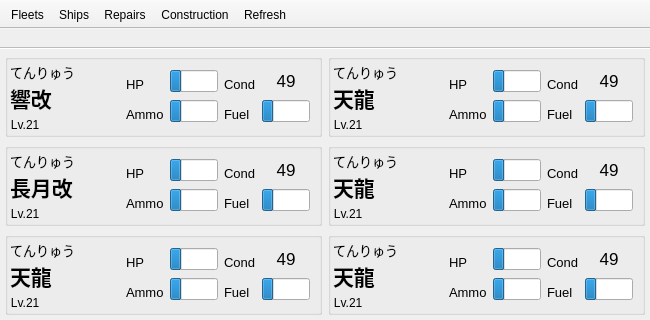
Old version of the form KCMainWindow.ui in the repository KanColleTool/kct-tool.
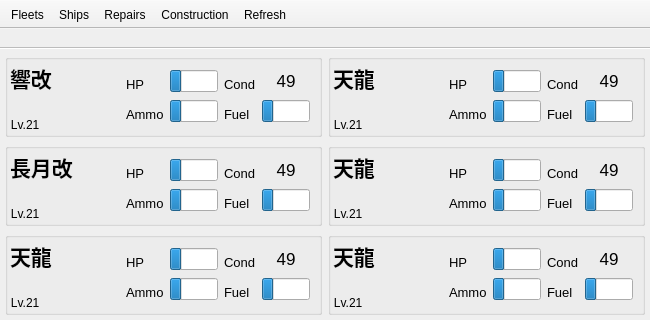
New version of the form. The open tabs and pages were chosen to show the change.

```diff
--- a/KCMainWindow.ui
+++ b/KCMainWindow.ui
@@ -124,25 +124,6 @@
                 <property name="spacing">
                  <number>0</number>
                 </property>
-                <item>
-                 <widget class="QLabel" name="fleetReading2">
-                  <property name="sizePolicy">
-                   <sizepolicy hsizetype="Preferred" vsizetype="Maximum">
-                    <horstretch>0</horstretch>
-                    <verstretch>0</verstretch>
-                   </sizepolicy>
-                  </property>
-                  <property name="font">
-                   <font>
-                    <family>MS Gothic</family>
-                    <pointsize>10</pointsize>
-                   </font>
-                  </property>
-                  <property name="text">
-                   <string>てんりゅう</string>
-                  </property>
-                 </widget>
-                </item>
                 <item>
                  <widget class="QLabel" name="fleetName2">
                   <property name="sizePolicy">
@@ -395,25 +376,6 @@
                 <property name="spacing">
                  <number>0</number>
                 </property>
-                <item>
-                 <widget class="QLabel" name="fleetReading4">
-                  <property name="sizePolicy">
-                   <sizepolicy hsizetype="Preferred" vsizetype="Maximum">
-                    <horstretch>0</horstretch>
-                    <verstretch>0</verstretch>
-                   </sizepolicy>
-                  </property>
-                  <property name="font">
-                   <font>
-                    <family>MS Gothic</family>
-                    <pointsize>10</pointsize>
-                   </font>
-                  </property>
-                  <property name="text">
-                   <string>てんりゅう</string>
-                  </property>
-                 </widget>
-                </item>
                 <item>
                  <widget class="QLabel" name="fleetName4">
                   <property name="sizePolicy">
@@ -666,25 +628,6 @@
                 <property name="spacing">
                  <number>0</number>
                 </property>
-                <item>
-                 <widget class="QLabel" name="fleetReading3">
-                  <property name="sizePolicy">
-                   <sizepolicy hsizetype="Preferred" vsizetype="Maximum">
-                    <horstretch>0</horstretch>
-                    <verstretch>0</verstretch>
-                   </sizepolicy>
-                  </property>
-                  <property name="font">
-                   <font>
-                    <family>MS Gothic</family>
-                    <pointsize>10</pointsize>
-                   </font>
-                  </property>
-                  <property name="text">
-                   <string>てんりゅう</string>
-                  </property>
-                 </widget>
-                </item>
                 <item>
                  <widget class="QLabel" name="fleetName3">
                   <property name="sizePolicy">
@@ -937,25 +880,6 @@
                 <property name="spacing">
                  <number>0</number>
                 </property>
-                <item>
-                 <widget class="QLabel" name="fleetReading5">
-                  <property name="sizePolicy">
-                   <sizepolicy hsizetype="Preferred" vsizetype="Maximum">
-                    <horstretch>0</horstretch>
-                    <verstretch>0</verstretch>
-                   </sizepolicy>
-                  </property>
-                  <property name="font">
-                   <font>
-                    <family>MS Gothic</family>
-                    <pointsize>10</pointsize>
-                   </font>
-                  </property>
-                  <property name="text">
-                   <string>てんりゅう</string>
-                  </property>
-                 </widget>
-                </item>
                 <item>
                  <widget class="QLabel" name="fleetName5">
                   <property name="sizePolicy">
@@ -1211,25 +1135,6 @@
                 <property name="spacing">
                  <number>0</number>
                 </property>
-                <item>
-                 <widget class="QLabel" name="fleetReading6">
-                  <property name="sizePolicy">
-                   <sizepolicy hsizetype="Preferred" vsizetype="Maximum">
-                    <horstretch>0</horstretch>
-                    <verstretch>0</verstretch>
-                   </sizepolicy>
-                  </property>
-                  <property name="font">
-                   <font>
-                    <family>MS Gothic</family>
-                    <pointsize>10</pointsize>
-                   </font>
-                  </property>
-                  <property name="text">
-                   <string>てんりゅう</string>
-                  </property>
-                 </widget>
-                </item>
                 <item>
                  <widget class="QLabel" name="fleetName6">
                   <property name="sizePolicy">
@@ -1482,25 +1387,6 @@
                 <property name="spacing">
                  <number>0</number>
                 </property>
-                <item>
-                 <widget class="QLabel" name="fleetReading1">
-                  <property name="sizePolicy">
-                   <sizepolicy hsizetype="Preferred" vsizetype="Maximum">
-                    <horstretch>0</horstretch>
-                    <verstretch>0</verstretch>
-                   </sizepolicy>
-                  </property>
-                  <property name="font">
-                   <font>
-                    <family>MS Gothic</family>
-                    <pointsize>10</pointsize>
-                   </font>
-                  </property>
-                  <property name="text">
-                   <string>てんりゅう</string>
-                  </property>
-                 </widget>
-                </item>
                 <item>
                  <widget class="QLabel" name="fleetName1">
                   <property name="sizePolicy">
```
Left out of the diff: 154 changed lines with no effect on the pictures.
